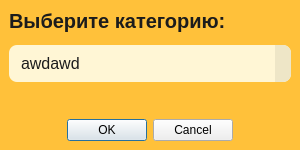
Igor098/guess_word, file ui/selectCategoryDialog.ui: the form before one commit.
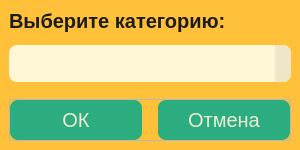
The form after the commit. Icons and pictures are not drawn.

Patch:
```diff
--- a/ui/selectCategoryDialog.ui
+++ b/ui/selectCategoryDialog.ui
@@ -104,16 +104,6 @@
 	selection-background-color: rgb(172, 171, 165);
 }</string>
         </property>
-        <item>
-         <property name="text">
-          <string>awdawd</string>
-         </property>
-        </item>
-        <item>
-         <property name="text">
-          <string>sdasds</string>
-         </property>
-        </item>
        </widget>
       </item>
       <item>
@@ -130,27 +120,63 @@
        </spacer>
       </item>
       <item>
-       <widget class="QDialogButtonBox" name="selectCategoryButtons">
+       <widget class="QFrame" name="selectBtnWrapper">
         <property name="styleSheet">
-         <string notr="true">QDialogButtonBox {
+         <string notr="true">QPushButton {
 	background-color: #2BAD80;
-	padding: 12px 24px;
-	border-radius: 12px;
+	padding: 8px 12px;
+	border-radius: 8px;
 	font-family: &quot;NunitoSans&quot;;
-	font-size: 24px;
+	font-size: 20px;
 	font-weight: 400;
 	color: #EDEBD6;
+}
+
+QPushButton:hover{
+	background-color: rgb(47, 193, 142);
+}
+
+QPushButton:pressed{
+background-color: rgb(39, 158, 116);
 }</string>
         </property>
-        <property name="orientation">
-         <enum>Qt::Orientation::Horizontal</enum>
+        <property name="frameShape">
+         <enum>QFrame::Shape::StyledPanel</enum>
         </property>
-        <property name="standardButtons">
-         <set>QDialogButtonBox::StandardButton::Cancel|QDialogButtonBox::StandardButton::Ok</set>
+        <property name="frameShadow">
+         <enum>QFrame::Shadow::Raised</enum>
         </property>
-        <property name="centerButtons">
-         <bool>true</bool>
-        </property>
+        <layout class="QHBoxLayout" name="horizontalLayout">
+         <property name="spacing">
+          <number>16</number>
+         </property>
+         <property name="leftMargin">
+          <number>0</number>
+         </property>
+         <property name="topMargin">
+          <number>0</number>
+         </property>
+         <property name="rightMargin">
+          <number>0</number>
+         </property>
+         <property name="bottomMargin">
+          <number>0</number>
+         </property>
+         <item>
+          <widget class="QPushButton" name="selectBtnOk">
+           <property name="text">
+            <string>ОК</string>
+           </property>
+          </widget>
+         </item>
+         <item>
+          <widget class="QPushButton" name="selectBtnCancel">
+           <property name="text">
+            <string>Отмена</string>
+           </property>
+          </widget>
+         </item>
+        </layout>
        </widget>
       </item>
      </layout>
```
Left out of the diff: 35 changed lines with no effect on the pictures.
